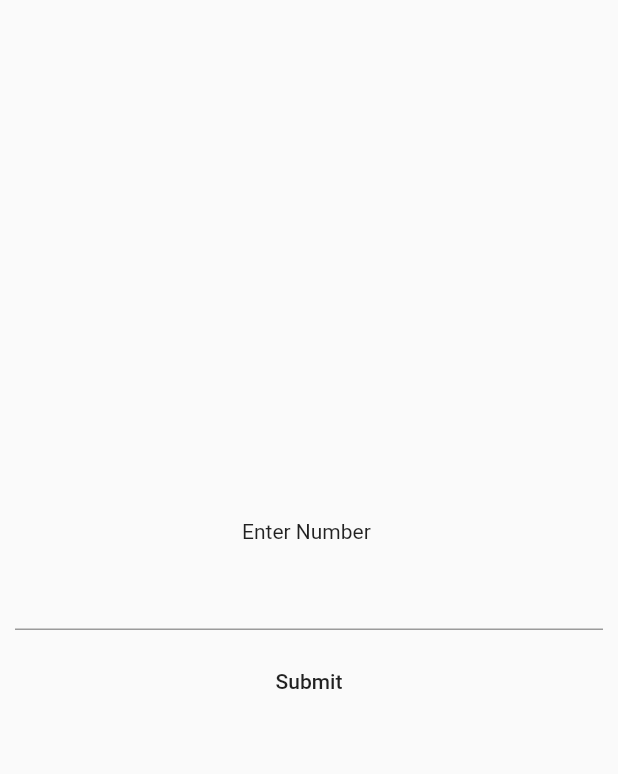
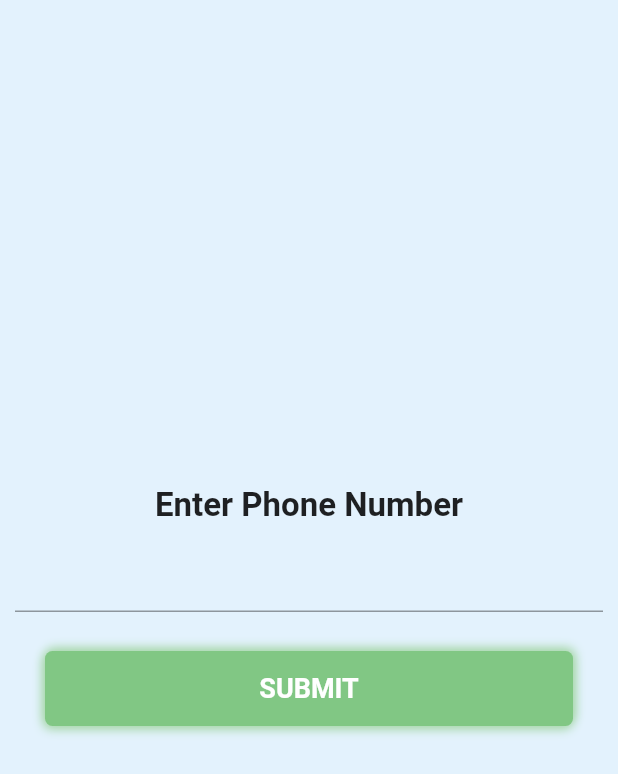
Before and after one commit to viralvaghela/cowin-vaccine, a Flutter app: the screen it shows after launch, on a phone screen of 412 x 824 dp. Shown: the top 774 px of the screen. Run offline on Flutter 3.47's test engine with Material 2 defaults, Android fonts, the phone set to English and light mode, and no system bars; our stand-ins replace pin_code_fields.

```diff
--- a/lib/screens/phone_screen.dart
+++ b/lib/screens/phone_screen.dart
@@ -3,6 +3,8 @@ import 'dart:convert';
 import 'package:flutter/cupertino.dart';
 import 'package:flutter/material.dart';
 import 'package:http/http.dart' as http;
+
+import 'home_screen.dart';
 
 class Phone extends StatefulWidget {
   @override
@@ -15,12 +17,17 @@ class _PhoneState extends State<Phone> {
   @override
   Widget build(BuildContext context) {
     return Scaffold(
+      backgroundColor: Colors.blue.shade50,
       body: Center(
         child: Column(
           mainAxisAlignment: MainAxisAlignment.center,
           children: [
             Center(
-              child: Text("Enter Number "),
+              child: Text(
+                'Enter Phone Number',
+                style: TextStyle(fontWeight: FontWeight.bold, fontSize: 22),
+                textAlign: TextAlign.center,
+              ),
             ),
             Container(
               padding: EdgeInsets.all(10),
@@ -29,11 +36,39 @@ class _PhoneState extends State<Phone> {
                 controller: textEditingController,
               ),
             ),
-            FlatButton(
-                onPressed: () {
-                  generateOTP(textEditingController.text);
-                },
-                child: Text("Submit"))
+            Container(
+              margin:
+                  const EdgeInsets.symmetric(vertical: 16.0, horizontal: 30),
+              child: ButtonTheme(
+                height: 50,
+                child: FlatButton(
+                  onPressed: () {
+                    generateOTP(textEditingController.text);
+                  },
+                  child: Center(
+                      child: Text(
+                    "SUBMIT".toUpperCase(),
+                    style: TextStyle(
+                        color: Colors.white,
+                        fontSize: 18,
+                        fontWeight: FontWeight.bold),
+                  )),
+                ),
+              ),
+              decoration: BoxDecoration(
+                  color: Colors.green.shade300,
+                  borderRadius: BorderRadius.circular(5),
+                  boxShadow: [
+                    BoxShadow(
+                        color: Colors.green.shade200,
+                        offset: Offset(1, -2),
+                        blurRadius: 5),
+                    BoxShadow(
+                        color: Colors.green.shade200,
+                        offset: Offset(-1, 2),
+                        blurRadius: 5)
+                  ]),
+            ),
           ],
         ),
       ),
@@ -52,9 +87,13 @@ class _PhoneState extends State<Phone> {
         },
         body: bodyData);
 
-    var jsonData = await json.decode(res.body);
+    if (res.body.toString() == "OTP Already Sent" || res.body.toString()!=" " ) {
+      var jsonData = await json.decode(res.body);
 
-    // print(jsonData);
-    // setState(() {});
+      Navigator.of(context).push(MaterialPageRoute(
+        builder: (context) =>
+            PinCodeVerificationScreen(number, jsonData['txnId']),
+      ));
+    }
   }
 }
--- a/pubspec.yaml
+++ b/pubspec.yaml
@@ -25,6 +25,7 @@ dependencies:
     sdk: flutter
   pin_code_fields: ^7.0.0
   http:
+  crypto: ^3.0.1
 
 
   # The following adds the Cupertino Icons font to your application.
```
Also changed, not shown: lib/screens/after_login_screen.dart (added, +13 -0 lines), lib/screens/home_screen.dart (+50 -26 lines), lib/screens/splash_screen.dart (+5 -2 lines), pubspec.lock.
